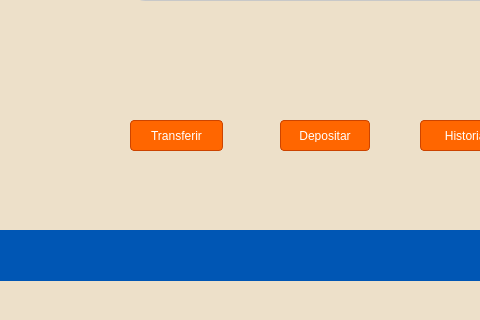
The window that Segundo_anio/Segundo_semestre/QT_GUI/BancoEstado/ventanamenu.ui (DiegoAbdiasSaldanaFuentes/Ejercisios-Universidad) describes before a commit, drawn with Qt 5; both pictures show x 0 to 480 and y 280 to 600 of the 792 by 600 pixel window.
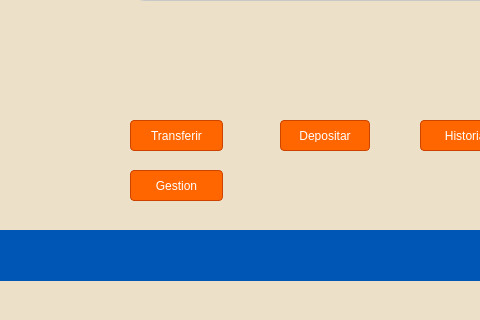
The same window after the commit.

```diff
--- a/Segundo_anio/Segundo_semestre/QT_GUI/BancoEstado/ventanamenu.ui
+++ b/Segundo_anio/Segundo_semestre/QT_GUI/BancoEstado/ventanamenu.ui
@@ -220,6 +220,28 @@
      <string/>
     </property>
    </widget>
+   <widget class="QPushButton" name="btnGestion">
+    <property name="geometry">
+     <rect>
+      <x>130</x>
+      <y>450</y>
+      <width>93</width>
+      <height>31</height>
+     </rect>
+    </property>
+    <property name="styleSheet">
+     <string notr="true">QPushButton {
+    background-color: #FF6600; /* Naranja Banco */
+    color: white;              /* Letra Blanca */
+    border: 1px solid #CC4400;
+    padding: 8px;
+    border-radius: 4px;
+}</string>
+    </property>
+    <property name="text">
+     <string>Gestion</string>
+    </property>
+   </widget>
    <zorder>decoracion3</zorder>
    <zorder>lblUsuario</zorder>
    <zorder>lblSaldo</zorder>
```
Left out of the diff: 1 changed line with no effect on the pictures.
